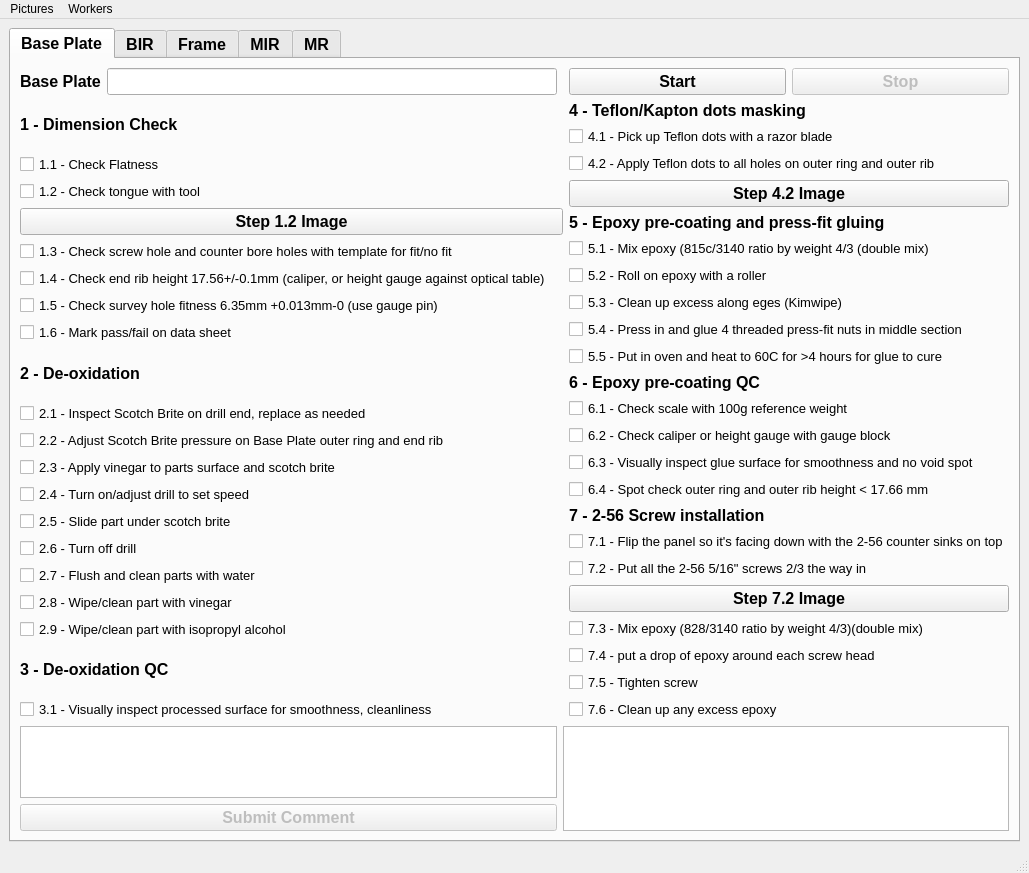
Qt form guis/panel/partsprep/partsPrepUI.ui (bamesserly/mu2e-tracker-factory) before a commit.
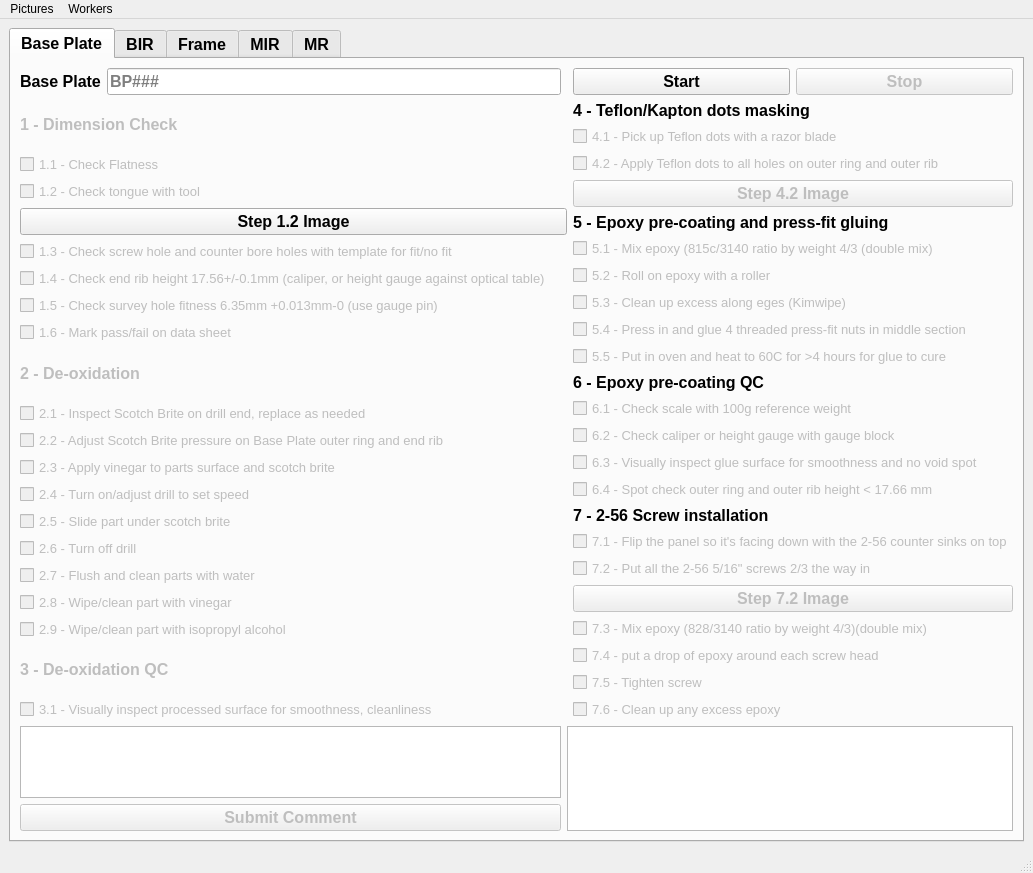
The same form after that commit. The open tabs and pages were chosen to show the change.

Commit message: A few parts prep fixes - I would've made a whole branch had I known I would come across other issues - Fixed frame ID - Corrected a few typos - made sure all checkboxes are disabled before hitting start

```diff
--- a/guis/panel/partsprep/partsPrepUI.ui
+++ b/guis/panel/partsprep/partsPrepUI.ui
@@ -6,8 +6,8 @@
    <rect>
     <x>0</x>
     <y>0</y>
-    <width>1029</width>
-    <height>835</height>
+    <width>1033</width>
+    <height>866</height>
    </rect>
   </property>
   <property name="windowTitle">
@@ -42,7 +42,11 @@
            </widget>
           </item>
           <item>
-           <widget class="QLineEdit" name="bpLE"/>
+           <widget class="QLineEdit" name="bpLE">
+            <property name="placeholderText">
+             <string>BP###</string>
+            </property>
+           </widget>
           </item>
          </layout>
         </item>
@@ -71,6 +75,9 @@
          <layout class="QVBoxLayout" name="verticalLayout_4">
           <item>
            <widget class="QLabel" name="label_9">
+            <property name="enabled">
+             <bool>false</bool>
+            </property>
             <property name="text">
              <string>1 - Dimension Check</string>
             </property>
@@ -78,6 +85,9 @@
           </item>
           <item>
            <widget class="QCheckBox" name="bp1_1">
+            <property name="enabled">
+             <bool>false</bool>
+            </property>
             <property name="font">
              <font>
               <pointsize>10</pointsize>
@@ -92,6 +102,9 @@
           </item>
           <item>
            <widget class="QCheckBox" name="bp1_2">
+            <property name="enabled">
+             <bool>false</bool>
+            </property>
             <property name="font">
              <font>
               <pointsize>10</pointsize>
@@ -106,6 +119,9 @@
           </item>
           <item>
            <widget class="QPushButton" name="bpImage1_2">
+            <property name="enabled">
+             <bool>true</bool>
+            </property>
             <property name="text">
              <string>Step 1.2 Image</string>
             </property>
@@ -113,6 +129,9 @@
           </item>
           <item>
            <widget class="QCheckBox" name="bp1_3">
+            <property name="enabled">
+             <bool>false</bool>
+            </property>
             <property name="font">
              <font>
               <pointsize>10</pointsize>
@@ -127,6 +146,9 @@
           </item>
           <item>
            <widget class="QCheckBox" name="bp1_4">
+            <property name="enabled">
+             <bool>false</bool>
+            </property>
             <property name="font">
              <font>
               <pointsize>10</pointsize>
@@ -141,6 +163,9 @@
           </item>
           <item>
            <widget class="QCheckBox" name="bp1_5">
+            <property name="enabled">
+             <bool>false</bool>
+            </property>
             <property name="font">
              <font>
               <pointsize>10</pointsize>
@@ -155,6 +180,9 @@
           </item>
           <item>
            <widget class="QCheckBox" name="bp1_6">
+            <property name="enabled">
+             <bool>false</bool>
+            </property>
             <property name="font">
              <font>
               <pointsize>10</pointsize>
@@ -169,6 +197,9 @@
           </item>
           <item>
            <widget class="QLabel" name="label_10">
+            <property name="enabled">
+             <bool>false</bool>
+            </property>
             <property name="text">
              <string>2 - De-oxidation</string>
             </property>
@@ -176,6 +207,9 @@
           </item>
           <item>
            <widget class="QCheckBox" name="bp2_1">
+            <property name="enabled">
+             <bool>false</bool>
+            </property>
             <property name="font">
              <font>
               <pointsize>10</pointsize>
@@ -190,6 +224,9 @@
           </item>
           <item>
            <widget class="QCheckBox" name="bp2_2">
+            <property name="enabled">
+             <bool>false</bool>
+            </property>
             <property name="font">
              <font>
               <pointsize>10</pointsize>
@@ -204,6 +241,9 @@
           </item>
           <item>
            <widget class="QCheckBox" name="bp2_3">
+            <property name="enabled">
+             <bool>false</bool>
+            </property>
             <property name="font">
              <font>
               <pointsize>10</pointsize>
@@ -218,6 +258,9 @@
           </item>
           <item>
            <widget class="QCheckBox" name="bp2_4">
+            <property name="enabled">
+             <bool>false</bool>
+            </property>
             <property name="font">
              <font>
               <pointsize>10</pointsize>
@@ -232,6 +275,9 @@
           </item>
           <item>
            <widget class="QCheckBox" name="bp2_5">
+            <property name="enabled">
+             <bool>false</bool>
+            </property>
             <property name="font">
              <font>
               <pointsize>10</pointsize>
@@ -246,6 +292,9 @@
           </item>
           <item>
            <widget class="QCheckBox" name="bp2_6">
+            <property name="enabled">
+             <bool>false</bool>
+            </property>
             <property name="font">
              <font>
               <pointsize>10</pointsize>
@@ -260,6 +309,9 @@
           </item>
           <item>
            <widget class="QCheckBox" name="bp2_7">
+            <property name="enabled">
+             <bool>false</bool>
+            </property>
             <property name="font">
              <font>
               <pointsize>10</pointsize>
@@ -274,6 +326,9 @@
           </item>
           <item>
            <widget class="QCheckBox" name="bp2_8">
+            <property name="enabled">
+             <bool>false</bool>
+            </property>
             <property name="font">
              <font>
               <pointsize>10</pointsize>
@@ -288,6 +343,9 @@
           </item>
           <item>
            <widget class="QCheckBox" name="bp2_9">
+            <property name="enabled">
+             <bool>false</bool>
+            </property>
             <property name="font">
              <font>
               <pointsize>10</pointsize>
@@ -302,6 +360,9 @@
           </item>
           <item>
            <widget class="QLabel" name="label_21">
+            <property name="enabled">
+             <bool>false</bool>
+            </property>
             <property name="text">
              <string>3 - De-oxidation QC</string>
             </property>
@@ -309,6 +370,9 @@
           </item>
           <item>
            <widget class="QCheckBox" name="bp3_1">
+            <property name="enabled">
+             <bool>false</bool>
+            </property>
             <property name="font">
              <font>
               <pointsize>10</pointsize>
@@ -334,6 +398,9 @@
           </item>
           <item>
            <widget class="QCheckBox" name="bp4_1">
+            <property name="enabled">
+             <bool>false</bool>
+            </property>
             <property name="font">
              <font>
               <pointsize>10</pointsize>
@@ -348,6 +415,9 @@
           </item>
           <item>
            <widget class="QCheckBox" name="bp4_2">
+            <property name="enabled">
+             <bool>false</bool>
+            </property>
             <property name="font">
              <font>
               <pointsize>10</pointsize>
@@ -362,6 +432,9 @@
           </item>
           <item>
            <widget class="QPushButton" name="bpImage4_2">
+            <property name="enabled">
+             <bool>false</bool>
+            </property>
             <property name="text">
              <string>Step 4.2 Image</string>
             </property>
@@ -376,6 +449,9 @@
           </item>
           <item>
            <widget class="QCheckBox" name="bp5_1">
+            <property name="enabled">
+             <bool>false</bool>
+            </property>
             <property name="font">
              <font>
               <pointsize>10</pointsize>
@@ -390,6 +466,9 @@
           </item>
           <item>
            <widget class="QCheckBox" name="bp5_2">
+            <property name="enabled">
+             <bool>false</bool>
+            </property>
             <property name="font">
              <font>
               <pointsize>10</pointsize>
@@ -404,6 +483,9 @@
           </item>
           <item>
            <widget class="QCheckBox" name="bp5_3">
+            <property name="enabled">
+             <bool>false</bool>
+            </property>
             <property name="font">
              <font>
               <pointsize>10</pointsize>
@@ -418,6 +500,9 @@
           </item>
           <item>
            <widget class="QCheckBox" name="bp5_4">
+            <property name="enabled">
+             <bool>false</bool>
+            </property>
             <property name="font">
              <font>
               <pointsize>10</pointsize>
@@ -432,6 +517,9 @@
           </item>
           <item>
            <widget class="QCheckBox" name="bp5_5">
+            <property name="enabled">
+             <bool>false</bool>
+            </property>
             <property name="font">
              <font>
               <pointsize>10</pointsize>
@@ -453,6 +541,9 @@
           </item>
           <item>
            <widget class="QCheckBox" name="bp6_1">
+            <property name="enabled">
+             <bool>false</bool>
+            </property>
             <property name="font">
              <font>
               <pointsize>10</pointsize>
@@ -467,6 +558,9 @@
           </item>
           <item>
            <widget class="QCheckBox" name="bp6_2">
+            <property name="enabled">
+             <bool>false</bool>
+            </property>
             <property name="font">
              <font>
               <pointsize>10</pointsize>
@@ -481,6 +575,9 @@
           </item>
           <item>
            <widget class="QCheckBox" name="bp6_3">
+            <property name="enabled">
+             <bool>false</bool>
+            </property>
             <property name="font">
              <font>
               <pointsize>10</pointsize>
@@ -495,6 +592,9 @@
           </item>
           <item>
            <widget class="QCheckBox" name="bp6_4">
+            <property name="enabled">
+             <bool>false</bool>
+            </property>
             <property name="font">
              <font>
               <pointsize>10</pointsize>
@@ -516,6 +616,9 @@
           </item>
           <item>
            <widget class="QCheckBox" name="bp7_1">
+            <property name="enabled">
+             <bool>false</bool>
+            </property>
             <property name="font">
              <font>
               <pointsize>10</pointsize>
@@ -530,6 +633,9 @@
           </item>
           <item>
            <widget class="QCheckBox" name="bp7_2">
+            <property name="enabled">
+             <bool>false</bool>
+            </property>
             <property name="font">
              <font>
               <pointsize>10</pointsize>
@@ -544,6 +650,9 @@
           </item>
           <item>
            <widget class="QPushButton" name="bpImage7_2">
+            <property name="enabled">
+             <bool>false</bool>
+            </property>
             <property name="text">
              <string>Step 7.2 Image</string>
             </property>
@@ -551,6 +660,9 @@
           </item>
           <item>
            <widget class="QCheckBox" name="bp7_3">
+            <property name="enabled">
+             <bool>false</bool>
+            </property>
             <property name="font">
              <font>
               <pointsize>10</pointsize>
@@ -565,6 +677,9 @@
           </item>
           <item>
            <widget class="QCheckBox" name="bp7_4">
+            <property name="enabled">
+             <bool>false</bool>
+            </property>
             <property name="font">
              <font>
               <pointsize>10</pointsize>
@@ -579,6 +694,9 @@
           </item>
           <item>
            <widget class="QCheckBox" name="bp7_5">
+            <property name="enabled">
+             <bool>false</bool>
+            </property>
             <property name="font">
              <font>
               <pointsize>10</pointsize>
@@ -593,6 +711,9 @@
           </item>
           <item>
            <widget class="QCheckBox" name="bp7_6">
+            <property name="enabled">
+             <bool>false</bool>
+            </property>
             <property name="font">
              <font>
               <pointsize>10</pointsize>
@@ -2837,7 +2958,7 @@
     <rect>
      <x>0</x>
      <y>0</y>
-     <width>1029</width>
+     <width>1033</width>
      <height>22</height>
     </rect>
    </property>
```
Left out of the diff: 258 changed lines with no effect on the pictures. The commit also changes 2 other files.
